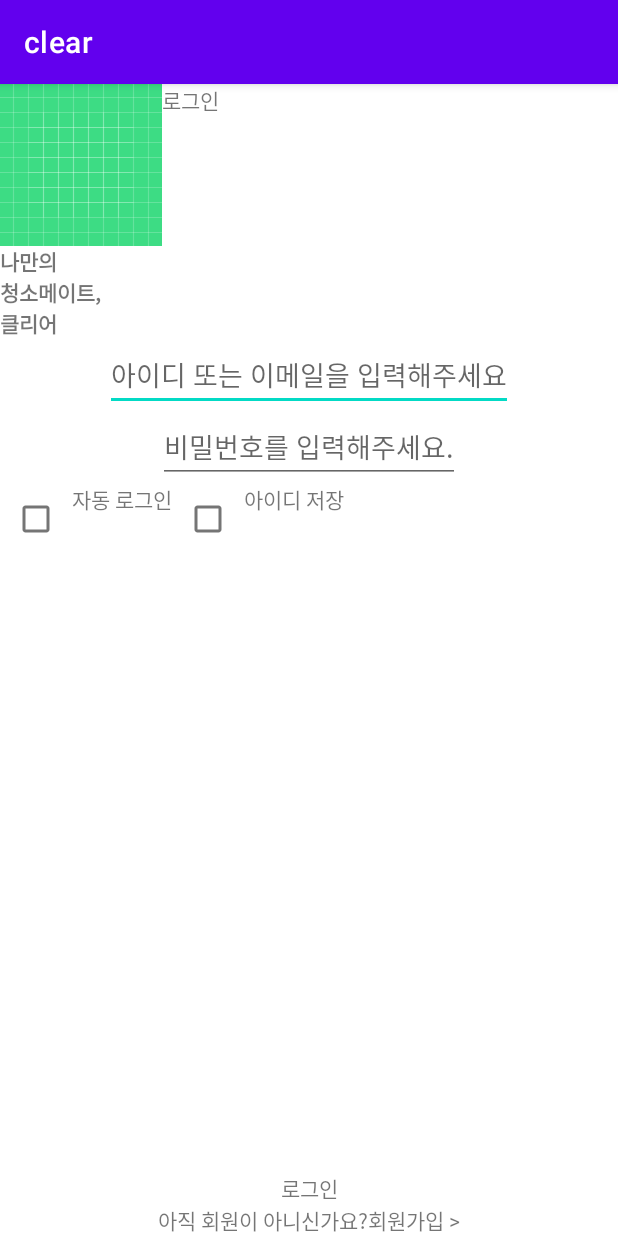
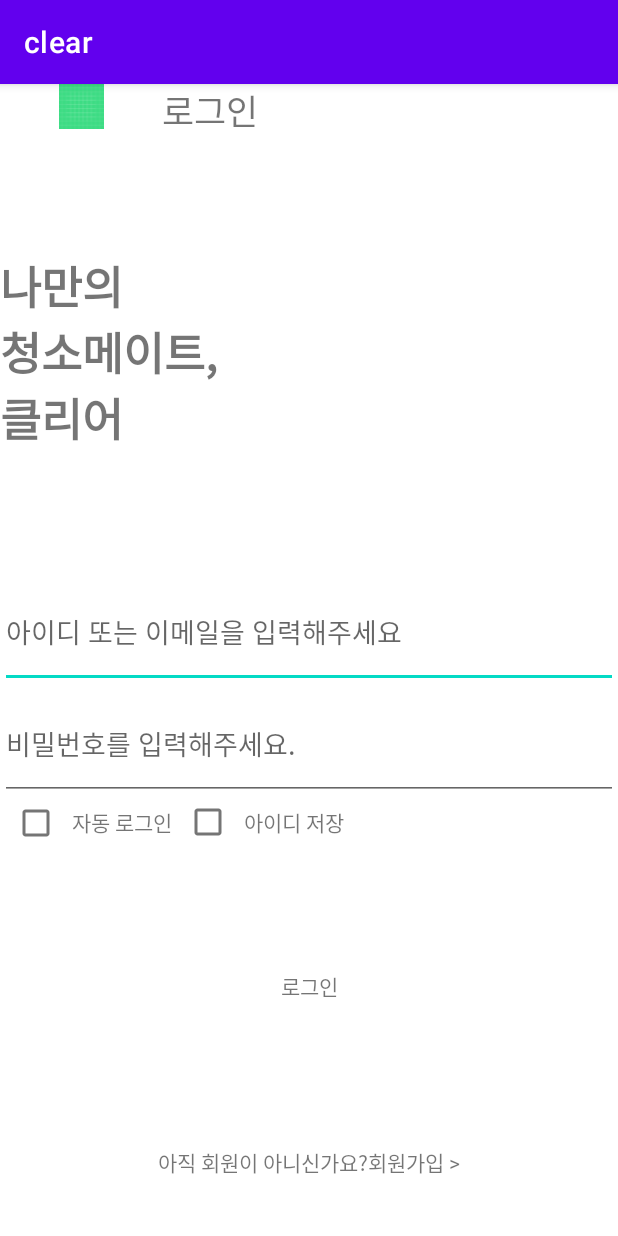
Before and after one commit to umc-all-clear/frontend_kotlin, an Android app: the LoginActivity screen opened directly, with no data from a screen before it, on a phone screen of 412 x 824 dp. Run offline under Robolectric (Android 15) with nearby library versions, the phone set to English and light mode, and no system bars.

Commit message:
adding login xml

```diff
--- a/app/src/main/res/layout/activity_login.xml
+++ b/app/src/main/res/layout/activity_login.xml
@@ -2,15 +2,18 @@
 <androidx.constraintlayout.widget.ConstraintLayout xmlns:android="http://schemas.android.com/apk/res/android"
     android:layout_width="match_parent"
     android:layout_height="match_parent"
-    xmlns:app="http://schemas.android.com/apk/res-auto">
+    xmlns:app="http://schemas.android.com/apk/res-auto"
+    android:layout_marginHorizontal="20dp">
     <ImageView
         android:id="@+id/login_go_back_iv"
         android:layout_width="wrap_content"
-        android:layout_height="wrap_content"
+        android:layout_height="0dp"
         app:layout_constraintTop_toTopOf="parent"
         app:layout_constraintLeft_toLeftOf="parent"
         app:layout_constraintBottom_toTopOf="@id/login_des_tv"
-        android:src="@drawable/ic_launcher_background">
+        app:layout_constraintRight_toLeftOf="@id/login_title_tv"
+        android:src="@drawable/ic_launcher_background"
+        app:layout_constraintVertical_weight="0.4">
     </ImageView>
     <TextView
         android:id="@+id/login_title_tv"
@@ -18,45 +21,53 @@
         android:layout_height="wrap_content"
         app:layout_constraintLeft_toRightOf="@id/login_go_back_iv"
         app:layout_constraintTop_toTopOf="parent"
-        android:text="로그인">
+        android:text="로그인"
+        android:textSize="23dp">
     </TextView>
     <TextView
         android:id="@+id/login_des_tv"
         android:layout_width="wrap_content"
-        android:layout_height="wrap_content"
+        android:layout_height="0dp"
         app:layout_constraintTop_toBottomOf="@id/login_go_back_iv"
         app:layout_constraintLeft_toLeftOf="parent"
         app:layout_constraintBottom_toTopOf="@id/login_id_et"
         android:text="나만의\n청소메이트,\n클리어"
-        android:textStyle="bold">
+        android:textSize="30dp"
+        android:textStyle="bold"
+        android:gravity="fill_vertical"
+        app:layout_constraintVertical_weight="4">
     </TextView>
     <EditText
         android:id="@+id/login_id_et"
-        android:layout_width="wrap_content"
-        android:layout_height="wrap_content"
+        android:layout_width="match_parent"
+        android:layout_height="0dp"
         app:layout_constraintTop_toBottomOf="@id/login_des_tv"
         app:layout_constraintLeft_toLeftOf="parent"
         app:layout_constraintRight_toRightOf="parent"
         app:layout_constraintBottom_toTopOf="@id/login_pw_et"
-        android:hint="아이디 또는 이메일을 입력해주세요">
+        android:hint="아이디 또는 이메일을 입력해주세요"
+        app:layout_constraintVertical_weight="1">
     </EditText>
     <EditText
         android:id="@+id/login_pw_et"
-        android:layout_width="wrap_content"
-        android:layout_height="wrap_content"
+        android:layout_width="match_parent"
+        android:layout_height="0dp"
         app:layout_constraintTop_toBottomOf="@id/login_id_et"
         app:layout_constraintLeft_toLeftOf="parent"
         app:layout_constraintRight_toRightOf="parent"
         app:layout_constraintBottom_toTopOf="@id/login_auto_login_cb"
-        android:hint="비밀번호를 입력해주세요.">
+        android:hint="비밀번호를 입력해주세요."
+        app:layout_constraintVertical_weight="1">
     </EditText>
     <CheckBox
         android:id="@+id/login_auto_login_cb"
         android:layout_width="wrap_content"
-        android:layout_height="wrap_content"
+        android:layout_height="0dp"
         app:layout_constraintTop_toBottomOf="@id/login_pw_et"
         app:layout_constraintLeft_toLeftOf="parent"
-        app:layout_constraintRight_toLeftOf="@id/login_auto_login_tv">
+        app:layout_constraintRight_toLeftOf="@id/login_auto_login_tv"
+        app:layout_constraintBottom_toTopOf="@id/login_1_sp"
+        app:layout_constraintVertical_weight="0.4">
     </CheckBox>
     <TextView
         android:id="@+id/login_auto_login_tv"
@@ -65,6 +76,7 @@
         app:layout_constraintTop_toBottomOf="@id/login_pw_et"
         app:layout_constraintLeft_toRightOf="@id/login_auto_login_cb"
         app:layout_constraintRight_toLeftOf="@id/login_id_save_cb"
+        app:layout_constraintBottom_toTopOf="@id/login_1_sp"
         android:text="자동 로그인">
     </TextView>
     <CheckBox
@@ -73,7 +85,8 @@
         android:layout_height="wrap_content"
         app:layout_constraintTop_toBottomOf="@id/login_pw_et"
         app:layout_constraintLeft_toRightOf="@id/login_auto_login_tv"
-        app:layout_constraintRight_toLeftOf="@id/login_id_save_tv">
+        app:layout_constraintRight_toLeftOf="@id/login_id_save_tv"
+        app:layout_constraintBottom_toTopOf="@id/login_1_sp">
     </CheckBox>
     <TextView
         android:id="@+id/login_id_save_tv"
@@ -81,26 +94,50 @@
         android:layout_height="wrap_content"
         app:layout_constraintTop_toBottomOf="@id/login_pw_et"
         app:layout_constraintLeft_toRightOf="@id/login_id_save_cb"
+        app:layout_constraintBottom_toTopOf="@id/login_1_sp"
         android:text="아이디 저장">
     </TextView>
+    <Space
+        android:id="@+id/login_1_sp"
+        android:layout_width="wrap_content"
+        android:layout_height="0dp"
+        app:layout_constraintTop_toBottomOf="@id/login_auto_login_cb"
+        app:layout_constraintBottom_toBottomOf="parent"
+        app:layout_constraintLeft_toLeftOf="parent"
+        app:layout_constraintVertical_weight="3.5">
+    </Space>
+    <Space
+        android:id="@+id/login_2_sp"
+        android:layout_width="wrap_content"
+        android:layout_height="0dp"
+        app:layout_constraintTop_toTopOf="parent"
+        app:layout_constraintBottom_toTopOf="@id/login_go_login_tv"
+        app:layout_constraintRight_toRightOf="parent"
+        app:layout_constraintVertical_weight="6">
+    </Space>
     <TextView
         android:id="@+id/login_go_login_tv"
         android:layout_width="wrap_content"
-        android:layout_height="wrap_content"
+        android:layout_height="0dp"
         app:layout_constraintBottom_toTopOf="@id/login_go_signup_des_tv"
         app:layout_constraintLeft_toLeftOf="parent"
         app:layout_constraintRight_toRightOf="parent"
-        android:text="로그인">
+        app:layout_constraintTop_toBottomOf="@id/login_2_sp"
+        android:text="로그인"
+        app:layout_constraintVertical_weight="0.8">
     </TextView>
     <TextView
         android:id="@+id/login_go_signup_des_tv"
         android:layout_width="wrap_content"
-        android:layout_height="wrap_content"
+        android:layout_height="0dp"
         app:layout_constraintLeft_toLeftOf="parent"
         app:layout_constraintRight_toLeftOf="@id/login_go_signup_tv"
         app:layout_constraintTop_toBottomOf="@id/login_go_login_tv"
+        app:layout_constraintBottom_toBottomOf="parent"
         android:text="아직 회원이 아니신가요?"
-        app:layout_constraintHorizontal_chainStyle="packed">
+        app:layout_constraintHorizontal_chainStyle="packed"
+        app:layout_constraintVertical_weight="1"
+        android:gravity="center_vertical">
     </TextView>
     <TextView
         android:id="@+id/login_go_signup_tv"
--- a/build.gradle
+++ b/build.gradle
@@ -5,7 +5,7 @@ buildscript {
         mavenCentral()
     }
     dependencies {
-        classpath "com.android.tools.build:gradle:7.0.4"
+        classpath 'com.android.tools.build:gradle:7.1.0'
         classpath "org.jetbrains.kotlin:kotlin-gradle-plugin:1.6.10"
 
         // NOTE: Do not place your application dependencies here; they belong
```
Also changed, not shown: gradle/wrapper/gradle-wrapper.properties.
